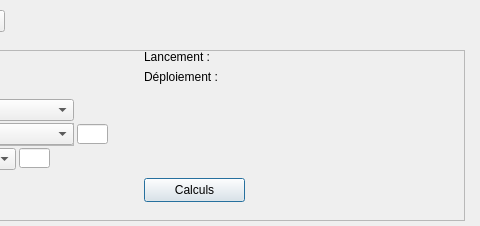
mconsidine/previsat_archive, file src/interface/onglets/previsions/calculsstarlink.ui: the form before one commit; both pictures show x 316 to 796 and y 0 to 226 of the 796 by 226 pixel window.
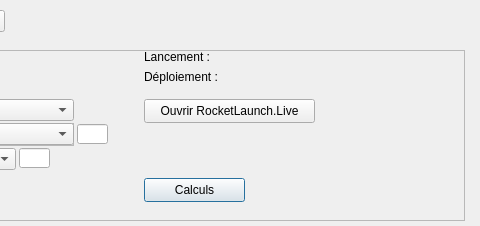
The form after the commit.

Commit message: Ajout du bouton Ouvrir RocketLaunchLive

Diff of the .ui file:
```diff
--- a/src/interface/onglets/previsions/calculsstarlink.ui
+++ b/src/interface/onglets/previsions/calculsstarlink.ui
@@ -525,7 +525,7 @@
       <x>440</x>
       <y>0</y>
       <width>271</width>
-      <height>51</height>
+      <height>41</height>
      </rect>
     </property>
     <layout class="QFormLayout" name="formLayout_lancement">
@@ -559,6 +559,19 @@
      </item>
     </layout>
    </widget>
+   <widget class="QPushButton" name="ouvrirRocketLaunchLive">
+    <property name="geometry">
+     <rect>
+      <x>440</x>
+      <y>49</y>
+      <width>171</width>
+      <height>24</height>
+     </rect>
+    </property>
+    <property name="text">
+     <string>Ouvrir RocketLaunch.Live</string>
+    </property>
+   </widget>
   </widget>
  </widget>
  <resources/>
```
The commit also changes 11 other files.
